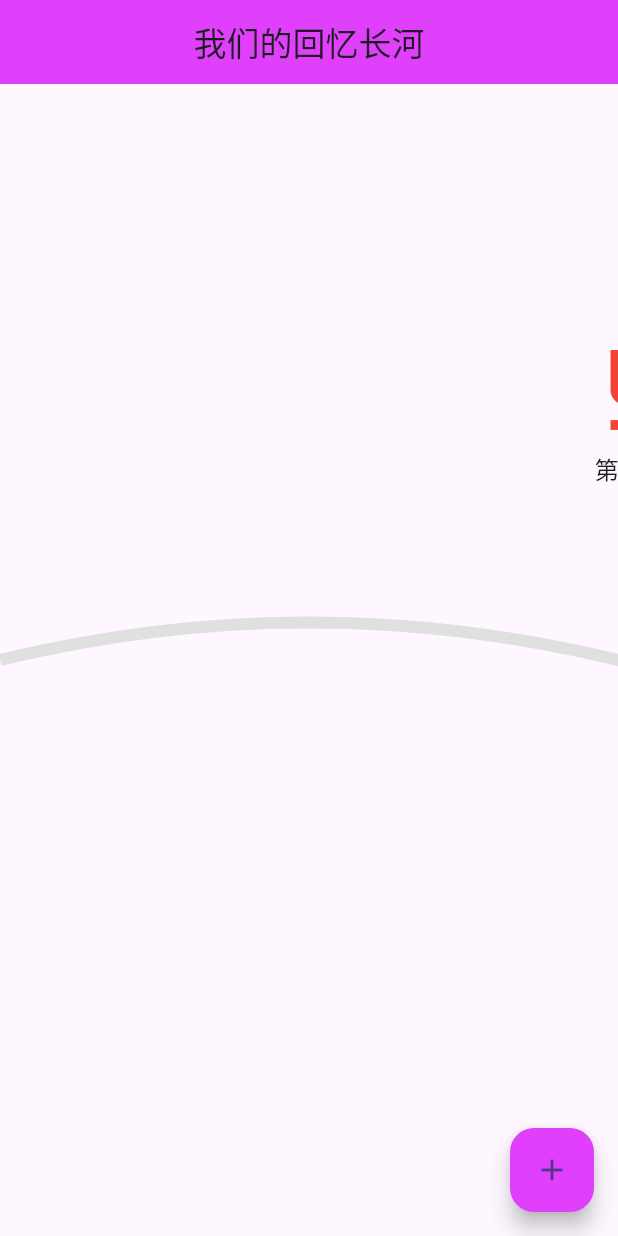
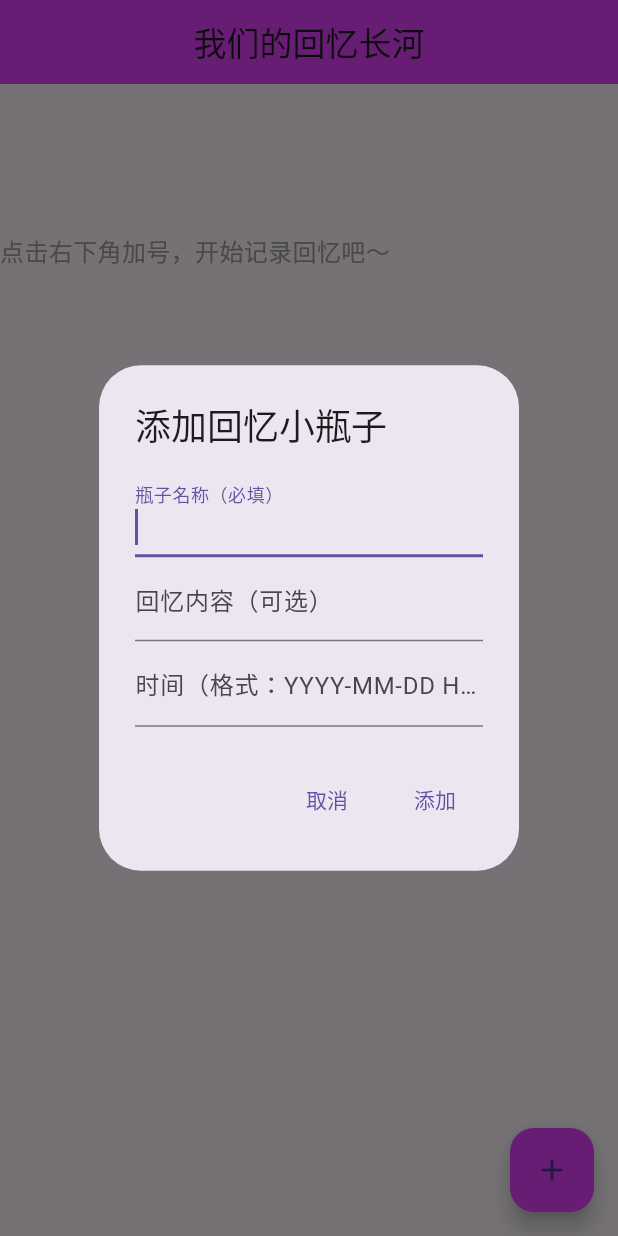
Before and after one commit to Wwang1119/love-bottle-app, a Flutter app: the screen it shows after launch, after a tap on the "add" icon, on a phone screen of 412 x 824 dp. Run offline on Flutter 3.47's test engine with Material 3 defaults, Android fonts, the phone set to English and light mode, and no system bars.

Commit message:
横向滚动变成竖向添加

```diff
--- a/lib/main.dart
+++ /dev/null
@@ -1,144 +0,0 @@
-import 'package:flutter/material.dart';
-
-void main() {
-  runApp(const MyApp());
-}
-
-class MyApp extends StatelessWidget {
-  const MyApp({super.key});
-
-  @override
-  Widget build(BuildContext context) {
-    return MaterialApp(
-      home: Scaffold(
-        // 顶部标题栏
-        appBar: AppBar(
-          title: const Text("我们的回忆长河"),
-          centerTitle: true,
-          backgroundColor: Colors.purpleAccent,
-        ),
-        // 页面主体（时间长河+瓶子）
-        body: SingleChildScrollView(
-          scrollDirection: Axis.horizontal, // 允许左右滑动
-          child: Container(
-            width: MediaQuery.of(context).size.width * 2, // 长河宽度设为2倍屏幕（方便滑动）
-            padding: const EdgeInsets.symmetric(vertical: 80), // 上下留白
-            child: CustomPaint(
-              // 画弯曲的时间长河
-              painter: RiverPainter(),
-              child: const Column(
-                mainAxisAlignment: MainAxisAlignment.center,
-                children: [
-                  // 瓶子1：红色（甜蜜类）
-                  BottleWidget(
-                    color: Colors.red,
-                    name: "第一次约会",
-                    hasUnread: true,
-                    leftMargin: 50, // 距离左侧的位置
-                  ),
-                  // 瓶子2：粉色（约会类）
-                  BottleWidget(
-                    color: Colors.pink,
-                    name: "看电影",
-                    hasUnread: false,
-                    leftMargin: 250,
-                  ),
-                  // 瓶子3：黑色（矛盾类）
-                  BottleWidget(
-                    color: Colors.black,
-                    name: "吵架和解",
-                    hasUnread: false,
-                    leftMargin: 450,
-                  ),
-                ],
-              ),
-            ),
-          ),
-        ),
-        // 右下角“+”按钮
-        floatingActionButton: FloatingActionButton(
-          onPressed: () {}, // 暂不实现功能，仅显示
-          backgroundColor: Colors.purpleAccent,
-          child: const Icon(Icons.add),
-        ),
-      ),
-    );
-  }
-}
-
-// 自定义画笔：画弯曲的时间长河
-class RiverPainter extends CustomPainter {
-  @override
-  void paint(Canvas canvas, Size size) {
-    final paint = Paint()
-      ..color = Colors.grey[300]!
-      ..strokeWidth = 8
-      ..style = PaintingStyle.stroke;
-
-    // 画弯曲曲线（起点→两个控制点→终点）
-    final path = Path()
-      ..moveTo(0, size.height / 2) // 起点（最左侧）
-      ..quadraticBezierTo(
-        size.width / 4, size.height / 2 - 50, // 第一个控制点（向上弯）
-        size.width / 2, size.height / 2, // 中间点
-      )
-      ..quadraticBezierTo(
-        size.width * 3 / 4, size.height / 2 + 50, // 第二个控制点（向下弯）
-        size.width, size.height / 2, // 终点（最右侧）
-      );
-
-    canvas.drawPath(path, paint);
-  }
-
-  @override
-  bool shouldRepaint(covariant CustomPainter oldDelegate) => false;
-}
-
-// 瓶子组件（复用）
-class BottleWidget extends StatelessWidget {
-  final Color color;
-  final String name;
-  final bool hasUnread;
-  final double leftMargin;
-
-  const BottleWidget({
-    super.key,
-    required this.color,
-    required this.name,
-    required this.hasUnread,
-    required this.leftMargin,
-  });
-
-  @override
-  Widget build(BuildContext context) {
-    return Container(
-      margin: EdgeInsets.only(left: leftMargin, bottom: 40), // 与长河对齐
-      child: Column(
-        children: [
-          // 瓶子图标（带未读红点）
-          Stack(
-            children: [
-              Icon(Icons.liquor, size: 80, color: color),
-              if (hasUnread)
-                Positioned(
-                  top: 0,
-                  right: 0,
-                  child: Container(
-                    width: 20,
-                    height: 20,
-                    decoration: const BoxDecoration(
-                      color: Colors.red,
-                      shape: BoxShape.circle,
-                    ),
-                  ),
-                ),
-            ],
-          ),
-          // 瓶子名称
-          SizedBox(height: 8),
-          Text(name, style: const TextStyle(fontSize: 16)),
-        ],
-      ),
-    );
-  }
-}
--- a/my_love_bottle/lib/main.dart
+++ b/my_love_bottle/lib/main.dart
@@ -10,135 +10,198 @@ class MyApp extends StatelessWidget {
   @override
   Widget build(BuildContext context) {
     return MaterialApp(
-      home: Scaffold(
-        // 顶部标题栏
+      home: TimelineScreen(),
+    );
+  }
+}
+
+class TimelineScreen extends StatefulWidget {
+  @override
+  _TimelineScreenState createState() => _TimelineScreenState();
+}
+
+class _TimelineScreenState extends State<TimelineScreen> {
+  // 初始为空列表，确保进入页面时没有默认瓶子
+  final List<Map<String, dynamic>> _bottles = [];
+
+  void _addBottle(Map<String, dynamic> newBottle) {
+    setState(() {
+      _bottles.add(newBottle);
+      _bottles.sort((a, b) => a['time'].compareTo(b['time']));
+    });
+  }
+
+  void _showAddBottleDialog() {
+    final TextEditingController nameController = TextEditingController();
+    final TextEditingController timeController = TextEditingController();
+    final TextEditingController contentController = TextEditingController();
+
+    showDialog(
+      context: context,
+      builder: (context) {
+        return AlertDialog(
+          title: const Text("添加回忆小瓶子"),
+          content: Column(
+            mainAxisSize: MainAxisSize.min,
+            children: [
+              TextField(
+                controller: nameController,
+                decoration: const InputDecoration(labelText: "瓶子名称（必填）"),
+                autofocus: true, // 打开弹窗后自动聚焦输入框
+              ),
+              TextField(
+                controller: contentController,
+                decoration: const InputDecoration(labelText: "回忆内容（可选）"),
+              ),
+              TextField(
+                controller: timeController,
+                decoration: const InputDecoration(
+                  labelText: "时间（格式：YYYY-MM-DD HH:mm，必填）",
+                  hintText: "例如：2024-10-25 19:30",
+                ),
+              ),
+            ],
+          ),
+          actions: [
+            TextButton(
+              onPressed: () => Navigator.of(context).pop(),
+              child: const Text("取消"),
+            ),
+            TextButton(
+              onPressed: () {
+                final name = nameController.text.trim();
+                final timeStr = timeController.text.trim();
+                final time = DateTime.tryParse(timeStr);
+
+                if (name.isNotEmpty && time != null) {
+                  _addBottle({
+                    'name': name,
+                    'content': contentController.text.trim(),
+                    'time': time,
+                  });
+                  Navigator.of(context).pop();
+                }
+              },
+              child: const Text("添加"),
+            ),
+          ],
+        );
+      },
+    );
+  }
+
+  @override
+  Widget build(BuildContext context) {
+    return Scaffold(
       appBar: AppBar(
         title: const Text("我们的回忆长河"),
         centerTitle: true,
         backgroundColor: Colors.purpleAccent,
       ),
-        // 页面主体（时间长河+瓶子）
-        body: SingleChildScrollView(
-          scrollDirection: Axis.horizontal, // 允许左右滑动
-          child: Container(
-            width: MediaQuery.of(context).size.width * 2, // 长河宽度设为2倍屏幕（方便滑动）
-            padding: const EdgeInsets.symmetric(vertical: 80), // 上下留白
-            child: CustomPaint(
-              // 画弯曲的时间长河
-              painter: RiverPainter(),
-              child: const Column(
-                mainAxisAlignment: MainAxisAlignment.center,
+      // 彻底修复纵向滚动：用LayoutBuilder动态获取可用高度
+      body: LayoutBuilder(
+        builder: (context, constraints) {
+          return Container(
+            height: constraints.maxHeight - kToolbarHeight, // 减去AppBar高度
+            child: SingleChildScrollView(
+              scrollDirection: Axis.vertical,
+              child: Column(
+                children: _bottles.isEmpty
+                    ? [
+                        const SizedBox(height: 100),
+                        const Text(
+                          "点击右下角加号，开始记录回忆吧～",
+                          textAlign: TextAlign.center,
+                          style: TextStyle(color: Colors.grey, fontSize: 16),
+                        ),
+                      ]
+                    : _bottles.map((bottle) {
+                        return Column(
                           children: [
-                  // 瓶子1：红色（甜蜜类）
-                  BottleWidget(
-                    color: Colors.red,
-                    name: "第一次约会",
-                    hasUnread: true,
-                    leftMargin: 50, // 距离左侧的位置
-                  ),
-                  // 瓶子2：粉色（约会类）
-                  BottleWidget(
-                    color: Colors.pink,
-                    name: "看电影",
-                    hasUnread: false,
-                    leftMargin: 250,
-                  ),
-                  // 瓶子3：黑色（矛盾类）
-                  BottleWidget(
-                    color: Colors.black,
-                    name: "吵架和解",
-                    hasUnread: false,
-                    leftMargin: 450,
-                  ),
-                ],
+                            Text(
+                              "${bottle['time'].year}-${bottle['time'].month.toString().padLeft(2, '0')}-${bottle['time'].day.toString().padLeft(2, '0')} ${bottle['time'].hour.toString().padLeft(2, '0')}:${bottle['time'].minute.toString().padLeft(2, '0')}",
+                              style: const TextStyle(
+                                color: Colors.grey,
+                                fontSize: 12,
                               ),
                             ),
+                            const SizedBox(height: 8),
+                            BottleWidget(
+                              name: bottle['name'],
+                              content: bottle['content'],
+                              color: Colors.blue,
+                            ),
+                            const SizedBox(height: 20),
+                          ],
+                        );
+                      }).toList(),
               ),
             ),
-        // 右下角“+”按钮
+          );
+        },
+      ),
       floatingActionButton: FloatingActionButton(
-          onPressed: () {}, // 暂不实现功能，仅显示
+        onPressed: _showAddBottleDialog, // 确保方法绑定正确
         backgroundColor: Colors.purpleAccent,
         child: const Icon(Icons.add),
-        ),
+        elevation: 6,
       ),
     );
   }
 }
 
-// 自定义画笔：画弯曲的时间长河
-class RiverPainter extends CustomPainter {
-  @override
-  void paint(Canvas canvas, Size size) {
-    final paint = Paint()
-      ..color = Colors.grey[300]!
-      ..strokeWidth = 8
-      ..style = PaintingStyle.stroke;
-
-    // 画弯曲曲线（起点→两个控制点→终点）
-    final path = Path()
-      ..moveTo(0, size.height / 2) // 起点（最左侧）
-      ..quadraticBezierTo(
-        size.width / 4, size.height / 2 - 50, // 第一个控制点（向上弯）
-        size.width / 2, size.height / 2, // 中间点
-      )
-      ..quadraticBezierTo(
-        size.width * 3 / 4, size.height / 2 + 50, // 第二个控制点（向下弯）
-        size.width, size.height / 2, // 终点（最右侧）
-      );
-
-    canvas.drawPath(path, paint);
-  }
-
-  @override
-  bool shouldRepaint(covariant CustomPainter oldDelegate) => false;
-}
-
-// 瓶子组件（复用）
 class BottleWidget extends StatelessWidget {
+  final String name;
+  final String content;
   final Color color;
-  final String name;
-  final bool hasUnread;
-  final double leftMargin;
 
   const BottleWidget({
-    super.key,
+    required this.name,
+    required this.content,
     required this.color,
-    required this.name,
-    required this.hasUnread,
-    required this.leftMargin,
   });
 
   @override
   Widget build(BuildContext context) {
     return Container(
-      margin: EdgeInsets.only(left: leftMargin, bottom: 40), // 与长河对齐
+      width: double.infinity,
+      padding: const EdgeInsets.all(16),
+      margin: const EdgeInsets.symmetric(horizontal: 16),
+      decoration: BoxDecoration(
+        color: color,
+        borderRadius: BorderRadius.circular(12),
+        boxShadow: [
+          BoxShadow(
+            color: Colors.black12,
+            blurRadius: 4,
+            offset: const Offset(0, 2),
+          )
+        ],
+      ),
       child: Column(
+        crossAxisAlignment: CrossAxisAlignment.start,
         children: [
-          // 瓶子图标（带未读红点）
-          Stack(
-            children: [
-              Icon(Icons.liquor, size: 80, color: color),
-              if (hasUnread)
-                Positioned(
-                  top: 0,
-                  right: 0,
-                  child: Container(
-                    width: 20,
-                    height: 20,
-                    decoration: const BoxDecoration(
-                      color: Colors.red,
-                      shape: BoxShape.circle,
+          Text(
+            name,
+            style: const TextStyle(
+              color: Colors.white,
+              fontSize: 18,
+              fontWeight: FontWeight.w500,
+            ),
+          ),
+          if (content.isNotEmpty)
+            Padding(
+              padding: const EdgeInsets.only(top: 8),
+              child: Text(
+                content,
+                style: const TextStyle(
+                  color: Colors.white70,
+                  fontSize: 14,
                 ),
               ),
             ),
         ],
       ),
-          // 瓶子名称
-          SizedBox(height: 8),
-          Text(name, style: const TextStyle(fontSize: 16)),
-        ],
-      ),
     );
   }
 }
```
Lines whose indentation alone changed are shown as unchanged.
